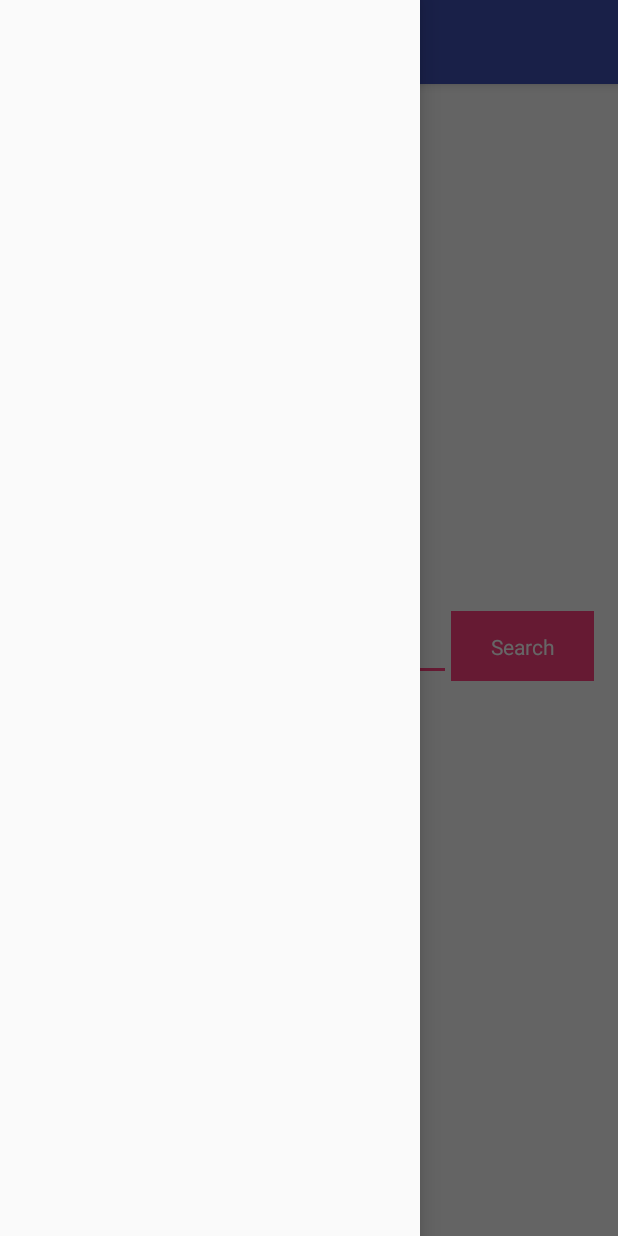
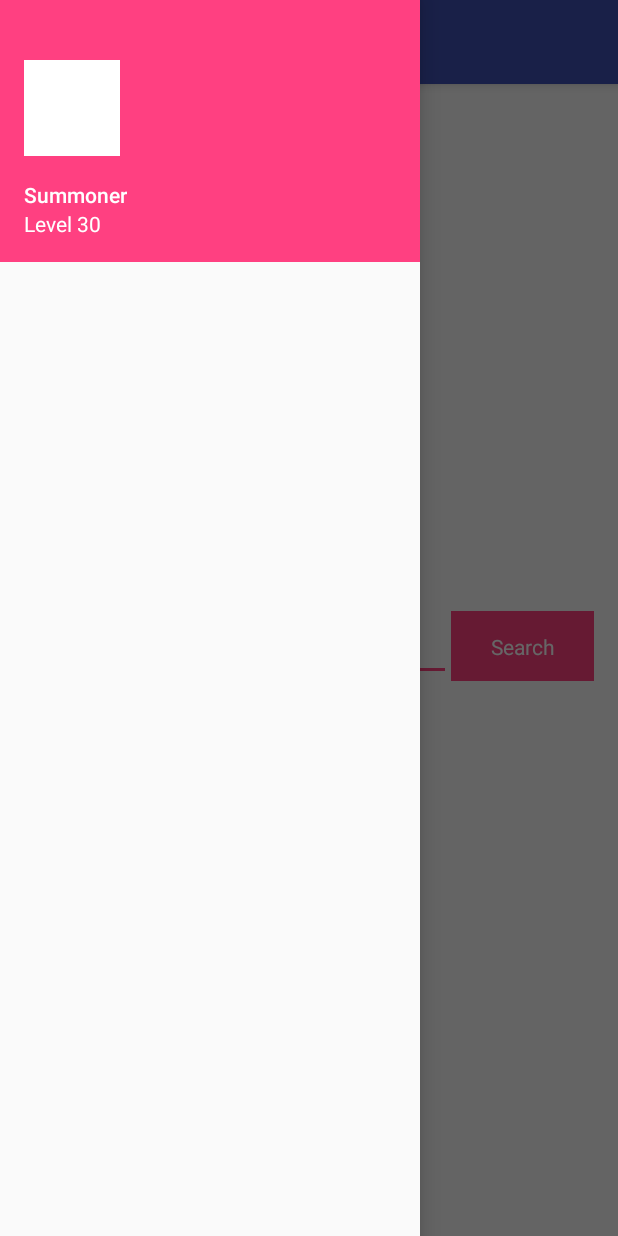
Before and after one commit to G00fY2/JustDoIt, an Android app: the screen it shows after launch (MainActivity), with the side drawer open, on a phone screen of 412 x 824 dp. Run offline under Robolectric (Android 15) with nearby library versions, the phone set to English and light mode, and no system bars; our stand-ins replace ButterKnife, Dagger/Hilt's generated code, RxJava, Timber; network calls fail; pictures from the network do not load.

Commit message:
Add navigation drawer header and (test) method to set the header with player data

```diff
--- a/app/build.gradle
+++ b/app/build.gradle
@@ -32,5 +32,8 @@ dependencies {
     implementation project.ext.butterknife
     annotationProcessor project.ext.butterknifeCompiler
 
+    implementation project.ext.glide
+    annotationProcessor project.ext.glideCompiler
+
     implementation project.ext.timber
 }
--- a/app/src/main/java/de/g00fy2/justdoit/app/fragments/start/StartContract.java
+++ b/app/src/main/java/de/g00fy2/justdoit/app/fragments/start/StartContract.java
@@ -2,6 +2,7 @@ package de.g00fy2.justdoit.app.fragments.start;
 
 import de.g00fy2.justdoit.app.fragments.base.BasePresenter;
 import de.g00fy2.justdoit.app.fragments.base.BaseView;
+import de.g00fy2.model.models.Summoner;
 
 /**
  * Created by Thomas Wirth on 04.10.2017.
@@ -17,5 +18,7 @@ public interface StartContract {
   interface StartView extends BaseView {
 
     void showCurrentVersion(String currentVersion);
+
+    void setDefaultSummoner(Summoner summmoner);
   }
 }
--- a/app/src/main/java/de/g00fy2/justdoit/app/fragments/start/StartFragment.java
+++ b/app/src/main/java/de/g00fy2/justdoit/app/fragments/start/StartFragment.java
@@ -5,10 +5,12 @@ import android.widget.TextView;
 import butterknife.BindView;
 import butterknife.OnClick;
 import de.g00fy2.justdoit.R;
+import de.g00fy2.justdoit.app.activities.MainActivity;
 import de.g00fy2.justdoit.app.annotations.Layout;
 import de.g00fy2.justdoit.app.annotations.Title;
 import de.g00fy2.justdoit.app.fragments.base.BaseFragment;
 import de.g00fy2.justdoit.app.fragments.base.BasePresenter;
+import de.g00fy2.model.models.Summoner;
 import javax.inject.Inject;
 
 /**
@@ -38,4 +40,8 @@ import javax.inject.Inject;
   @Override public void showCurrentVersion(String currentVersion) {
     currentVersionTextView.setText(currentVersion);
   }
+
+  @Override public void setDefaultSummoner(Summoner summoner){
+    ((MainActivity) getBaseActivity()).setNavigationDrawerHeaderData(summoner);
+  }
 }
--- a/app/src/main/res/layout/activity_main.xml
+++ b/app/src/main/res/layout/activity_main.xml
@@ -1,6 +1,7 @@
 <?xml version="1.0" encoding="utf-8"?>
 <android.support.v4.widget.DrawerLayout
     xmlns:android="http://schemas.android.com/apk/res/android"
+    xmlns:app="http://schemas.android.com/apk/res-auto"
     android:id="@+id/drawer_layout"
     android:layout_width="match_parent"
     android:layout_height="match_parent"
@@ -37,5 +38,6 @@
       android:layout_height="match_parent"
       android:layout_gravity="start"
       android:fitsSystemWindows="true"
+      app:headerLayout="@layout/navigation_view_header"
       />
 </android.support.v4.widget.DrawerLayout>
--- /dev/null
+++ b/app/src/main/res/layout/navigation_view_header.xml
@@ -0,0 +1,54 @@
+<?xml version="1.0" encoding="utf-8"?>
+<RelativeLayout xmlns:android="http://schemas.android.com/apk/res/android"
+    android:layout_width="match_parent"
+    android:layout_height="wrap_content"
+    android:orientation="vertical"
+    >
+  <ImageView
+      android:layout_width="wrap_content"
+      android:layout_height="wrap_content"
+      android:layout_alignBottom="@id/nav_view_header_container"
+      android:layout_alignEnd="@id/nav_view_header_container"
+      android:layout_alignStart="@id/nav_view_header_container"
+      android:layout_alignTop="@+id/nav_view_header_container"
+      android:scaleType="centerCrop"
+      android:src="@color/colorAccent"
+      />
+  <LinearLayout
+      android:id="@+id/nav_view_header_container"
+      android:layout_width="match_parent"
+      android:layout_height="wrap_content"
+      android:orientation="vertical"
+      android:paddingBottom="16dp"
+      android:paddingEnd="16dp"
+      android:paddingStart="16dp"
+      android:paddingTop="40dp"
+      >
+    <ImageView
+        android:id="@+id/navigation_header_summoner_icon_imageview"
+        android:layout_width="64dp"
+        android:layout_height="64dp"
+        android:layout_marginBottom="16dp"
+        android:src="@android:color/white"
+        />
+    <TextView
+        android:id="@+id/navigation_header_summoner_name_textview"
+        android:layout_width="wrap_content"
+        android:layout_height="wrap_content"
+        android:fontFamily="sans-serif-medium"
+        android:text="Summoner"
+        android:textColor="@android:color/white"
+        android:textSize="14sp"
+        />
+    <TextView
+        android:id="@+id/navigation_header_summoner_level_textview"
+        android:layout_width="wrap_content"
+        android:layout_height="wrap_content"
+        android:fontFamily="sans-serif"
+        android:text="Level 30"
+        android:textColor="@android:color/white"
+        android:textSize="14sp"
+        />
+  </LinearLayout>
+
+</RelativeLayout>
--- a/build.gradle
+++ b/build.gradle
@@ -46,6 +46,10 @@ allprojects {
         moshiConverter = "com.squareup.retrofit2:converter-moshi:$retrofitVersion"
         rxJavaAdapter = "com.squareup.retrofit2:adapter-rxjava2:$retrofitVersion"
 
+        // images
+        glide =  'com.github.bumptech.glide:glide:4.3.1'
+        glideCompiler = 'com.github.bumptech.glide:compiler:4.3.1'
+
         // json
         moshi = 'com.squareup.moshi:moshi:1.5.0'
 
```
Also changed, not shown: app/src/main/java/de/g00fy2/justdoit/app/activities/MainActivity.java (+19 -0 lines), app/src/main/java/de/g00fy2/justdoit/app/fragments/start/StartPresenterImpl.java (+4 -4 lines), app/src/main/java/de/g00fy2/justdoit/app/utils/APIUtils.java (added, +15 -0 lines).
